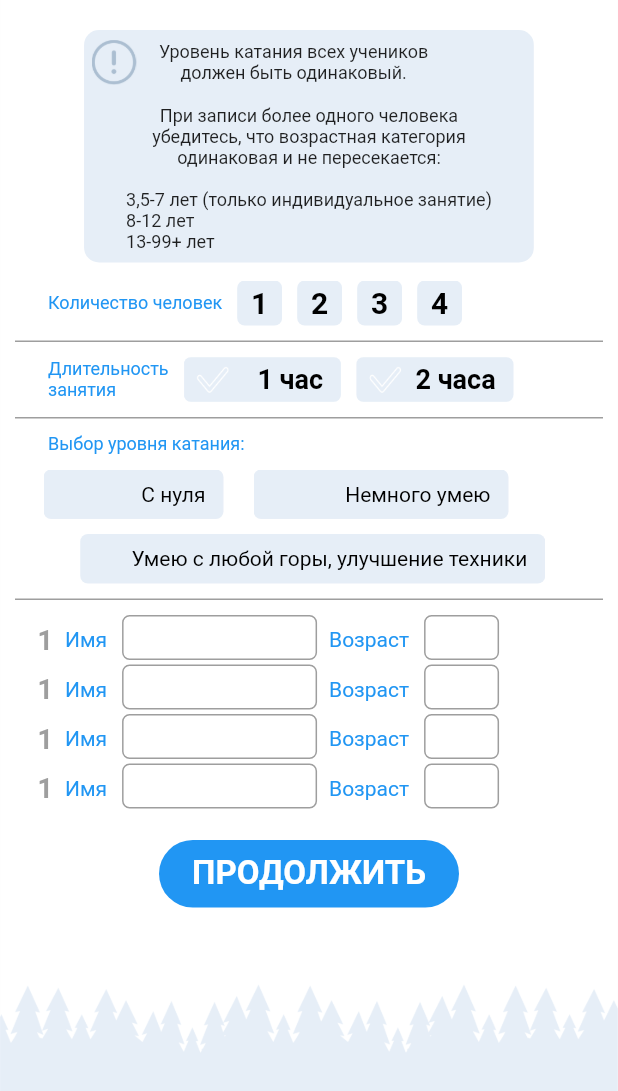
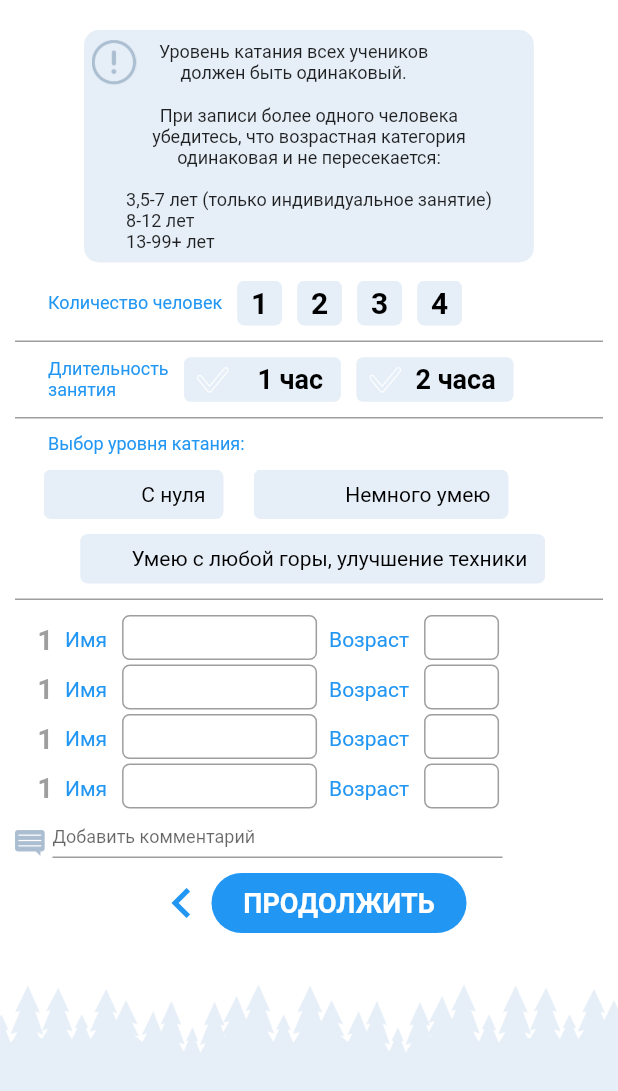
Before and after one commit to Impulseone/AcademGora, a Flutter app: the screen it shows after launch, on a phone screen of 412 x 824 dp. Shown: the top 1091 px of the screen. Run offline on Flutter 3.47's test engine with Material 2 defaults, Android fonts, the phone set to English and light mode, and no system bars; our stand-ins replace carousel_slider, expandable, flutter_calendar_carousel, pin_input_text_field; project files that could hold a hidden picture were left out.

Commit message:
continue button update

```diff
--- a/academ_gora/lib/screens/registration/registration_parameters_screen.dart
+++ b/academ_gora/lib/screens/registration/registration_parameters_screen.dart
@@ -39,29 +39,33 @@ class RegistrationParametersScreenState
                   Container(
                       margin: EdgeInsets.only(top: 12, left: 5),
                       child: SelectPeopleCountWidget(selectedCount, this)),
-                  horizontalDivider(10,10,10,10),
+                  horizontalDivider(10, 10, 10, 10),
                   Container(
                       margin: EdgeInsets.only(left: 5),
                       child: SelectDurationWidget(selectedDuration, this)),
-                  horizontalDivider(10,10,10,10),
+                  horizontalDivider(10, 10, 10, 10),
                   Container(
-                      margin: EdgeInsets.only (left: 5),
+                      margin: EdgeInsets.only(left: 5),
                       child:
                           SelectLevelOfSkatingWidget(selectedDuration, this)),
-                  horizontalDivider(10,10,10,10),
+                  horizontalDivider(10, 10, 10, 10),
                   Container(
-                      margin: EdgeInsets.only (left: 25),
-                      child: HumanInfoWidget(),
-                  ),Container(
-                      margin: EdgeInsets.only (left: 25),
-                      child: HumanInfoWidget(),
-                  ),Container(
-                      margin: EdgeInsets.only (left: 25),
-                      child: HumanInfoWidget(),
-                  ), Container(
                     margin: EdgeInsets.only(left: 25),
                     child: HumanInfoWidget(),
                   ),
+                  Container(
+                    margin: EdgeInsets.only(left: 25),
+                    child: HumanInfoWidget(),
+                  ),
+                  Container(
+                    margin: EdgeInsets.only(left: 25),
+                    child: HumanInfoWidget(),
+                  ),
+                  Container(
+                    margin: EdgeInsets.only(left: 25),
+                    child: HumanInfoWidget(),
+                  ),
+                  _commentFieldWidget(),
                   _continueButton()
                 ],
               ))),
@@ -113,11 +117,48 @@ class RegistrationParametersScreenState
         ));
   }
 
+  Widget _commentFieldWidget() {
+    return Container(
+      margin: EdgeInsets.only(top: 10, left: 10),
+      child: Row(
+        children: [
+          Container(
+              height: 20,
+              width: 20,
+              child: Image.asset("assets/registration_parameters/e12.png")),
+          Container(
+            width: 300,
+            height: 20,
+            margin: EdgeInsets.only(left: 5),
+            child: TextField(
+              maxLines: 1,
+              style: TextStyle(fontSize: 12),
+              decoration: InputDecoration(
+                  hintText: "Добавить комментарий",
+                  hintStyle: TextStyle(fontSize: 12)),
+            ),
+          )
+        ],
+      ),
+    );
+  }
+
   Widget _continueButton() {
     return Container(
-      width: 200.0,
-      height: 45,
-      margin: EdgeInsets.only(top: 18),
+      margin: EdgeInsets.only(top: 10),
+        child: Row(
+          mainAxisAlignment: MainAxisAlignment.center,
+      children: [
+        Container(
+          child: Icon(
+            Icons.chevron_left,
+            color: Colors.blue,
+            size: 40,
+          ),
+        ),
+        Container(
+          width: 170,
+          height: 40,
           child: Material(
             borderRadius: BorderRadius.all(Radius.circular(35)),
             color: _continueButtonBackgroundColor(),
@@ -132,13 +173,15 @@ class RegistrationParametersScreenState
                           textAlign: TextAlign.center,
                           style: TextStyle(
                               color: _continueButtonTextColor(),
-                          fontSize: 22,
+                              fontSize: 18,
                               fontWeight: FontWeight.bold),
                         ),
                       ]),
                 )),
           ),
-    );
+        )
+      ],
+    ));
   }
 
   Color _continueButtonBackgroundColor() {
```
Also changed, not shown: academ_gora/assets/registration_parameters/e12.png (added). Lines whose indentation alone changed are shown as unchanged.
